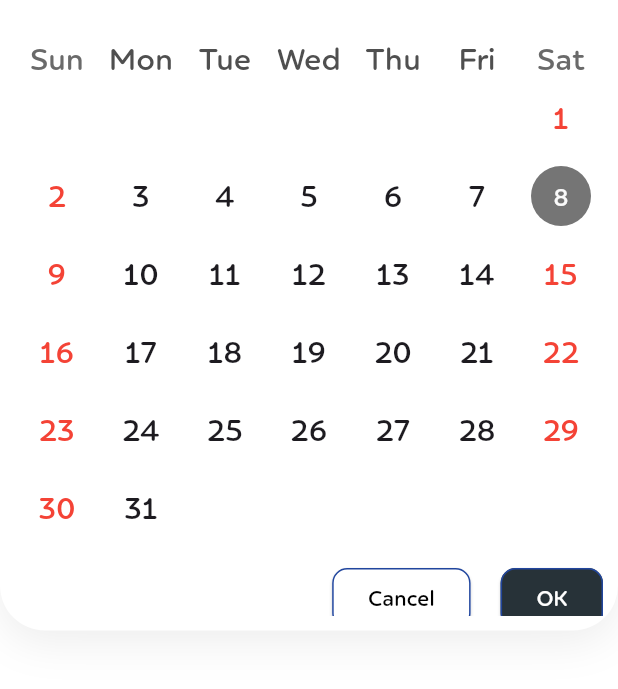
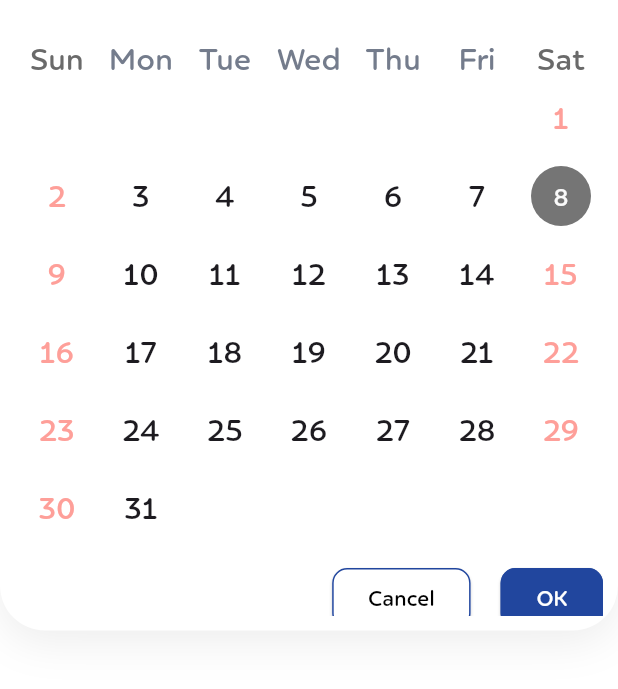
Before and after one commit to MTS-Services/Task-Management, a Flutter app: the HomeScreen screen opened directly, after a tap on the "calendar today" icon, on a phone screen of 412 x 824 dp, the part 74-763 px from its top. Run offline on Flutter 3.47's test engine with Material 3 defaults, Android fonts, the phone set to English and light mode, and no system bars; drawn by our look-alikes of table_calendar; our stand-ins replace flutter_otp_text_field, get, lottie.

Commit message:
calendar daysOfWeekStyle work

```diff
--- a/lib/main.dart
+++ b/lib/main.dart
@@ -22,7 +22,7 @@ class MyApp extends StatelessWidget {
           textTheme: _buildTextTheme(),
           inputDecorationTheme: _buildInputDecorationTheme(context),
           elevatedButtonTheme: _buildElevatedButtonThemeData()),
-      home: SplashScreen(),
+      home: HomeScreen(),
     );
   }
 
--- a/lib/presentation/pages/screen/home/widgets/calendar_pop_up.dart
+++ b/lib/presentation/pages/screen/home/widgets/calendar_pop_up.dart
@@ -49,7 +49,7 @@ class CalendarPopup extends StatelessWidget {
                 SizedBox(width: 20),
                 ElevatedButton(
                   onPressed: controller.onConfirm,
-                  style: ElevatedButton.styleFrom(backgroundColor: RColors.blackButtonColor1),
+                  style: ElevatedButton.styleFrom(backgroundColor: RColors.blueButtonColors),
                   child: const Text("OK", style: TextStyle(color: Colors.white)),
                 ),
               ],
--- a/lib/presentation/pages/screen/home/widgets/custom_calendar.dart
+++ b/lib/presentation/pages/screen/home/widgets/custom_calendar.dart
@@ -31,7 +31,7 @@ class CustomCalendarWidget extends StatelessWidget {
         defaultDecoration: BoxDecoration(
           color: Colors.transparent,
         ),
-        weekendTextStyle: TextStyle(color: Colors.red),
+        weekendTextStyle: TextStyle(color: Color(0xffFE9F99)),
         outsideDaysVisible: false,
       ),
       headerStyle: HeaderStyle(
@@ -41,6 +41,9 @@ class CustomCalendarWidget extends StatelessWidget {
         rightChevronIcon: Icon(Icons.chevron_right, color: Colors.black),
         titleTextStyle: TextStyle(fontSize: 18, fontWeight: FontWeight.bold, color: Colors.black),
       ),
+      daysOfWeekStyle: DaysOfWeekStyle(
+        weekdayStyle: TextStyle(color: RColors.smallFontColor)
+      ),
     );
   }
 }
```
